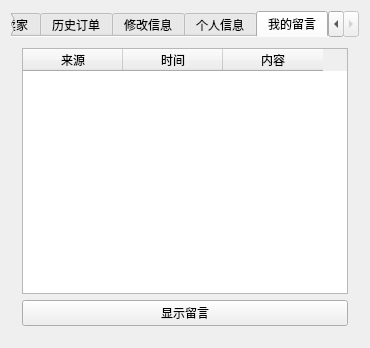
KyokaiNoKanata/TradingPlatform, file userWindow.ui: the form before one commit.
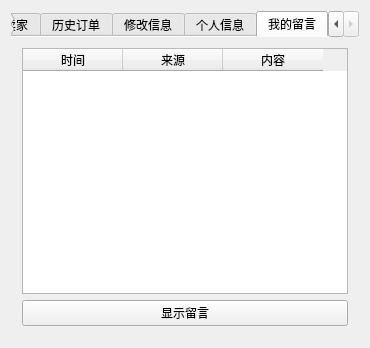
The form after the commit. The open tabs and pages were chosen to show the change.

What changed in the file:
```diff
--- a/userWindow.ui
+++ b/userWindow.ui
@@ -433,16 +433,16 @@
        <layout class="QVBoxLayout" name="verticalLayout_2">
         <item>
          <widget class="QTableWidget" name="messageTableWidget">
-          <column>
-           <property name="text">
-            <string>来源</string>
-           </property>
-          </column>
           <column>
            <property name="text">
             <string>时间</string>
            </property>
           </column>
+          <column>
+           <property name="text">
+            <string>来源</string>
+           </property>
+          </column>
           <column>
            <property name="text">
             <string>内容</string>
```
Left out of the diff: 2 changed lines with no effect on the pictures.
